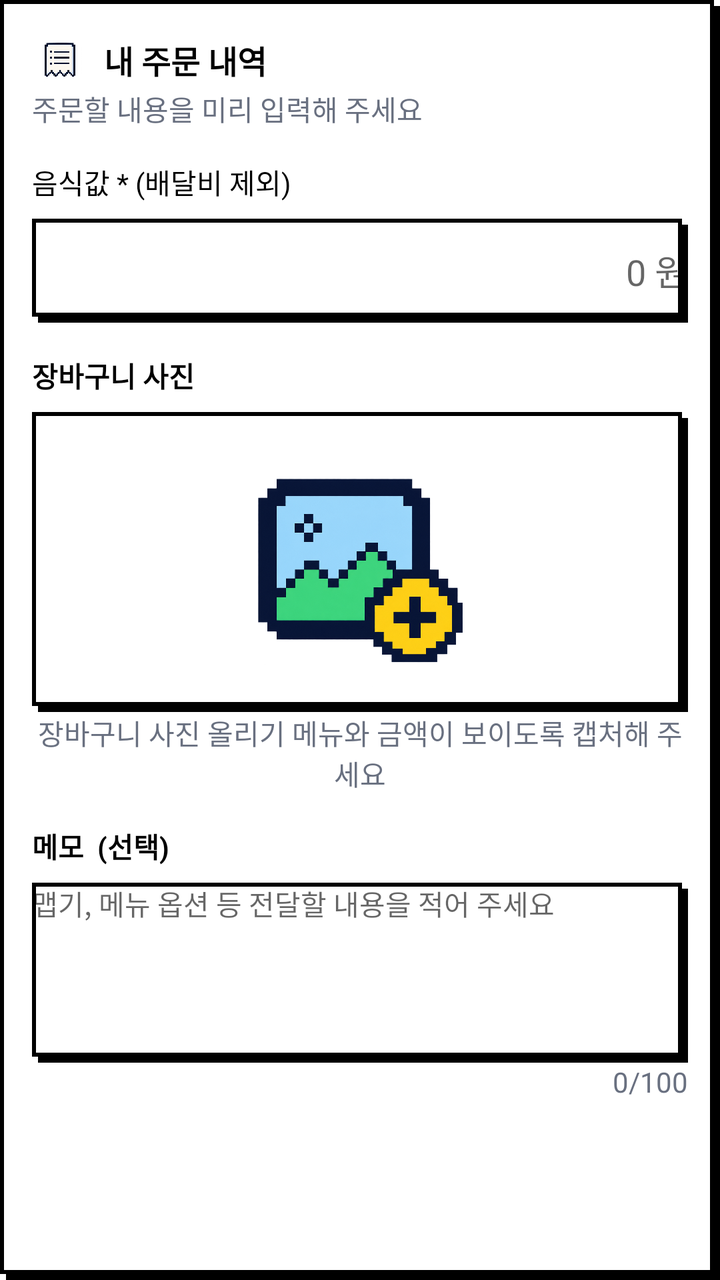
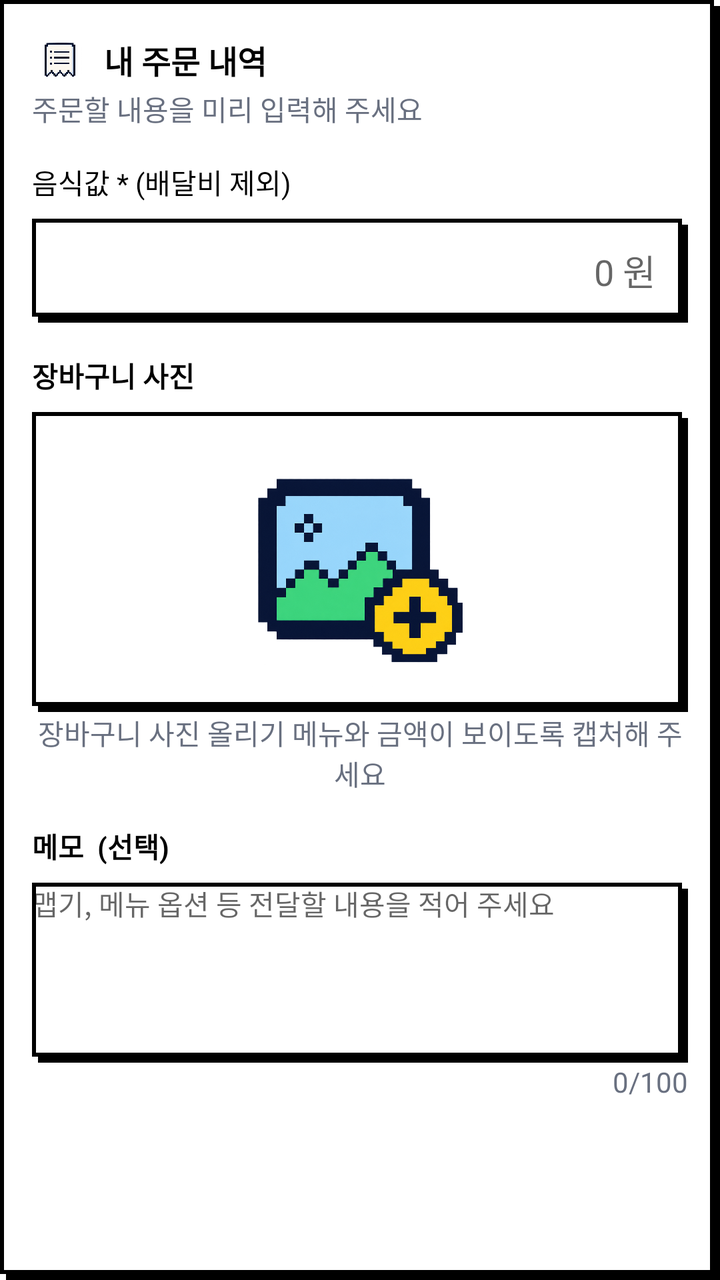

An Android layout rendered at two revisions. The XML below is the earlier revision; the diff shows what the commit changed to produce the second picture.
<!-- AndroidManifest.xml: application theme Theme.Delibuddy -->
<!-- res/layout/layout_room_detail_order.xml -->
<LinearLayout xmlns:android="http://schemas.android.com/apk/res/android"
    android:id="@+id/order_card"
    android:layout_width="match_parent"
    android:layout_height="wrap_content"
    android:layout_marginTop="16dp"
    android:background="@drawable/bg_pixel_box"
    android:orientation="vertical"
    android:padding="16dp">

    <LinearLayout
        android:layout_width="match_parent"
        android:layout_height="wrap_content"
        android:gravity="center_vertical"
        android:orientation="horizontal">

        <ImageView
            android:layout_width="28dp"
            android:layout_height="28dp"
            android:layout_marginEnd="8dp"
            android:contentDescription="@null"
            android:scaleType="fitCenter"
            android:src="@drawable/receipt_icon" />

        <TextView
            android:layout_width="wrap_content"
            android:layout_height="wrap_content"
            android:text="내 주문 내역"
            android:textColor="@color/black"
            android:textSize="16sp"
            android:textStyle="bold" />
    </LinearLayout>

    <TextView
        android:layout_width="match_parent"
        android:layout_height="wrap_content"
        android:layout_marginBottom="16dp"
        android:text="주문할 내용을 미리 입력해 주세요"
        android:textColor="#697080" />

    <TextView
        android:layout_width="match_parent"
        android:layout_height="wrap_content"
        android:text="음식값 * (배달비 제외)"
        android:textColor="@color/black" />

    <EditText
        android:id="@+id/input_order_price"
        android:layout_width="match_parent"
        android:layout_height="52dp"
        android:layout_marginTop="8dp"
        android:background="@drawable/bg_pixel_box"
        android:gravity="end|center_vertical"
        android:hint="0 원"
        android:inputType="number"
        android:maxLength="10"
        android:textColor="@color/black" />

    <TextView
        android:layout_width="match_parent"
        android:layout_height="wrap_content"
        android:layout_marginTop="16dp"
        android:text="장바구니 사진"
        android:textColor="@color/black"
        android:textStyle="bold" />

    <ImageView
        android:id="@+id/image_order_preview"
        android:layout_width="match_parent"
        android:layout_height="150dp"
        android:layout_marginTop="8dp"
        android:background="@drawable/bg_pixel_box"
        android:contentDescription="장바구니 사진 올리기"
        android:scaleType="centerInside"
        android:src="@drawable/add_picture_icon" />

    <TextView
        android:layout_width="match_parent"
        android:layout_height="wrap_content"
        android:gravity="center"
        android:text="장바구니 사진 올리기 메뉴와 금액이 보이도록 캡처해 주세요"
        android:textColor="#697080" />

    <TextView
        android:layout_width="match_parent"
        android:layout_height="wrap_content"
        android:layout_marginTop="16dp"
        android:text="메모  (선택)"
        android:textColor="@color/black"
        android:textStyle="bold" />

    <EditText
        android:id="@+id/input_order_memo"
        android:layout_width="match_parent"
        android:layout_height="90dp"
        android:layout_marginTop="8dp"
        android:background="@drawable/bg_pixel_box"
        android:gravity="top"
        android:hint="맵기, 메뉴 옵션 등 전달할 내용을 적어 주세요"
        android:inputType="textMultiLine"
        android:maxLength="100"
        android:textColor="@color/black"
        android:textSize="14sp" />

    <TextView
        android:id="@+id/text_memo_count"
        android:layout_width="match_parent"
        android:layout_height="wrap_content"
        android:gravity="end"
        android:text="0/100"
        android:textColor="#697080" />

    <TextView
        android:id="@+id/text_order_message"
        android:layout_width="match_parent"
        android:layout_height="wrap_content"
        android:textColor="#697080" />
</LinearLayout>
<!-- resources referenced by this layout -->
<resources>
  <color name="black">#FF000000</color>
  <!-- drawable add_picture_icon: png bitmap (drawable, 544394 bytes) -->
  <!-- drawable bg_pixel_box (drawable) -->
  <?xml version="1.0" encoding="utf-8"?>
  <layer-list xmlns:android="http://schemas.android.com/apk/res/android">
      
      <item android:left="@dimen/pixel_shadow" android:top="@dimen/pixel_shadow">
          <shape android:shape="rectangle">
              <solid android:color="@color/black" />
          </shape>
      </item>
      
      <item android:right="@dimen/pixel_shadow" android:bottom="@dimen/pixel_shadow">
          <shape android:shape="rectangle">
              <solid android:color="@color/white" />
              <stroke android:width="@dimen/pixel_stroke" android:color="@color/black" />
          </shape>
      </item>
  </layer-list>
  <!-- drawable receipt_icon: png bitmap (drawable, 546539 bytes) -->
  <style name="Theme.Delibuddy" parent="Theme.MaterialComponents.DayNight.DarkActionBar">
          
          <item name="colorPrimary">@color/background</item>
          <item name="colorPrimaryVariant">@color/purple_700</item>
          <item name="colorOnPrimary">@color/white</item>
          
          <item name="colorSecondary">@color/teal_200</item>
          <item name="colorSecondaryVariant">@color/teal_700</item>
          <item name="colorOnSecondary">@color/black</item>
          
          <item name="android:statusBarColor">?attr/colorPrimaryVariant</item>
          
          <item name="fontFamily">@font/gugi</item>
          <item name="actionBarStyle">@style/Theme.Delibuddy.ActionBar</item>
      </style>
  <dimen name="pixel_shadow">3dp</dimen>
  <color name="white">#FFFFFFFF</color>
  <dimen name="pixel_stroke">2dp</dimen>
  <color name="background">#FFF4CF</color>
  <color name="purple_700">#FF3700B3</color>
  <color name="teal_200">#FF03DAC5</color>
  <color name="teal_700">#FF018786</color>
  <style name="Theme.Delibuddy.ActionBar" parent="Widget.MaterialComponents.ActionBar.Solid">
          <item name="background">@color/background</item>
      </style>
</resources>

<!-- the commit's change to res/layout/layout_room_detail_order.xml (unified diff, before → after) -->
@@ -50,6 +50,7 @@
         android:layout_marginTop="8dp"
         android:background="@drawable/bg_pixel_box"
         android:gravity="end|center_vertical"
+        android:paddingHorizontal="16dp"
         android:hint="0 원"
         android:inputType="number"
         android:maxLength="10"
